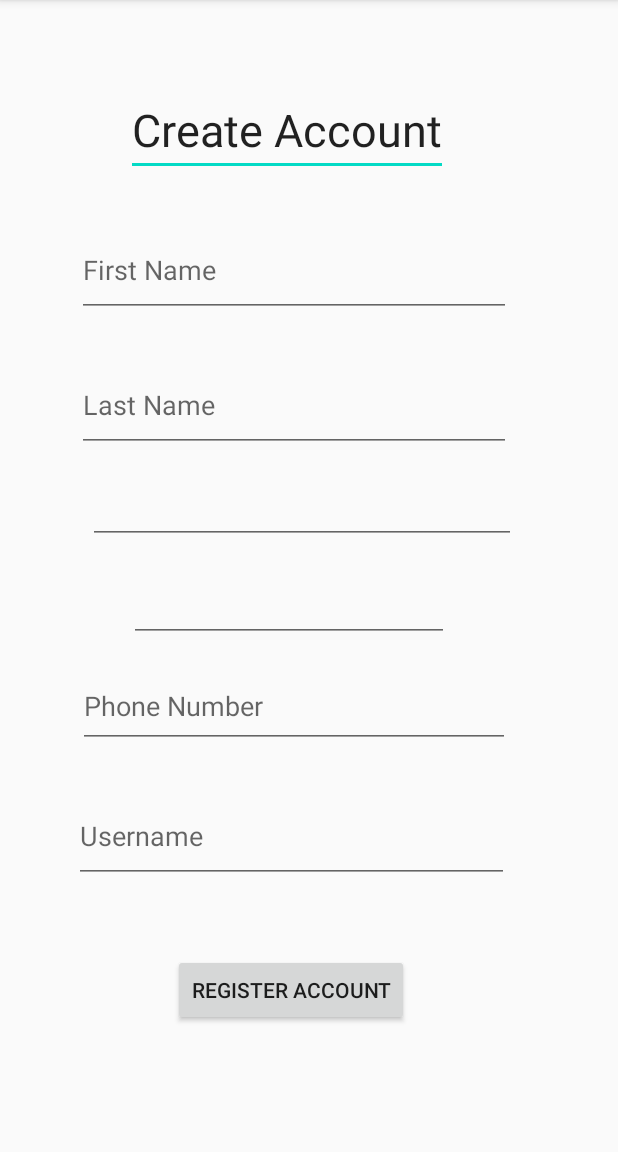
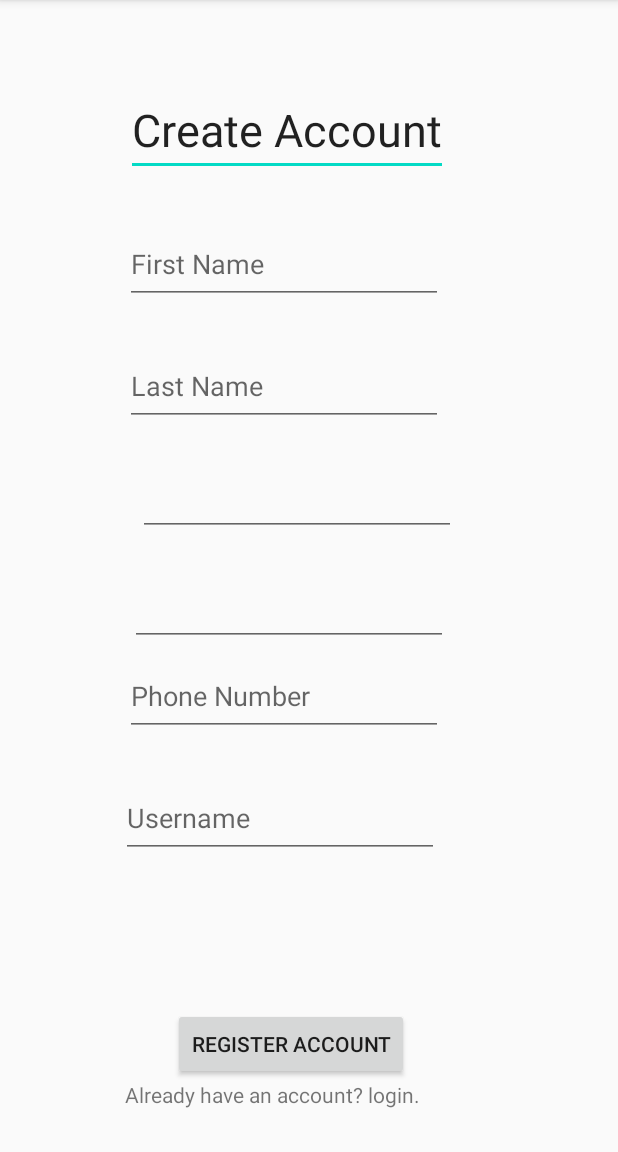
Before and after one commit to marilynmao/Paint-the-Town, an Android app: the screen it shows after launch (CreateAccountActivity), on a phone screen of 412 x 824 dp, the part 84-1236 px from its top. Run offline under Robolectric (Android 15) with nearby library versions, the phone set to English and light mode, and no system bars; our stand-ins replace Firebase (no records; nobody signed in at launch, a user with empty details on screens opened directly).

Commit message:
login functionality
also logout?

```diff
--- a/app/src/main/java/com/example/paintthetown491/CreateAccountActivity.java
+++ b/app/src/main/java/com/example/paintthetown491/CreateAccountActivity.java
@@ -8,6 +8,7 @@ import android.os.Bundle;
 import android.view.View;
 import android.widget.Button;
 import android.widget.EditText;
+import android.widget.TextView;
 import android.widget.Toast;
 
 import com.google.android.gms.tasks.OnCompleteListener;
@@ -20,6 +21,7 @@ import com.google.firebase.database.FirebaseDatabase;
 public class CreateAccountActivity extends AppCompatActivity
 {
     private EditText password, email, firstName, lastName, userName, phoneNumber;
+    private TextView accountExists;
     private Button loginButton;
     private FirebaseAuth mAuth;
     private DatabaseReference dbRef;
@@ -42,8 +44,11 @@ public class CreateAccountActivity extends AppCompatActivity
         firstName=findViewById(R.id.userFirstName);
         lastName=findViewById(R.id.userLastName);
         phoneNumber=findViewById(R.id.phoneNumber);
+        accountExists=findViewById(R.id.AccountExists);
 
         user = new User();
+
+        //handles create action
         loginButton.setOnClickListener(new View.OnClickListener()
         {
             @Override
@@ -78,5 +83,15 @@ public class CreateAccountActivity extends AppCompatActivity
             }
         });
 
+        //switches to activity for user to login
+        accountExists.setOnClickListener(new View.OnClickListener()
+        {
+            @Override
+            public void onClick(View view)
+            {
+                Intent intent=new Intent(getApplicationContext(),LoginActivity.class);
+                startActivity(intent);
+            }
+        });
     }
 }
--- a/app/src/main/res/layout/activity_create.xml
+++ b/app/src/main/res/layout/activity_create.xml
@@ -20,8 +20,8 @@
 
     <EditText
         android:id="@+id/userFirstName"
-        android:layout_width="289dp"
-        android:layout_height="62dp"
+        android:layout_width="212dp"
+        android:layout_height="53dp"
         android:layout_marginTop="32dp"
         android:autofillHints=""
         android:ems="10"
@@ -34,8 +34,8 @@
 
     <EditText
         android:id="@+id/userLastName"
-        android:layout_width="289dp"
-        android:layout_height="62dp"
+        android:layout_width="212dp"
+        android:layout_height="53dp"
         android:layout_marginTop="28dp"
         android:autofillHints=""
         android:ems="10"
@@ -48,8 +48,8 @@
 
     <EditText
         android:id="@+id/UserEmail"
-        android:layout_width="285dp"
-        android:layout_height="41dp"
+        android:layout_width="212dp"
+        android:layout_height="53dp"
         android:layout_marginTop="20dp"
         android:ems="10"
         android:inputType="textEmailAddress"
@@ -60,8 +60,8 @@
 
     <EditText
         android:id="@+id/UserPassword"
-        android:layout_width="wrap_content"
-        android:layout_height="wrap_content"
+        android:layout_width="212dp"
+        android:layout_height="53dp"
         android:layout_marginTop="20dp"
         android:ems="10"
         android:inputType="textPassword"
@@ -72,8 +72,8 @@
 
     <EditText
         android:id="@+id/phoneNumber"
-        android:layout_width="288dp"
-        android:layout_height="56dp"
+        android:layout_width="212dp"
+        android:layout_height="53dp"
         android:layout_marginTop="80dp"
         android:autofillHints=""
         android:ems="10"
@@ -86,8 +86,8 @@
 
     <EditText
         android:id="@+id/userName"
-        android:layout_width="290dp"
-        android:layout_height="62dp"
+        android:layout_width="212dp"
+        android:layout_height="53dp"
         android:layout_marginTop="28dp"
         android:hint="@string/username"
         app:layout_constraintEnd_toEndOf="parent"
@@ -99,12 +99,24 @@
         android:id="@+id/LoginButton"
         android:layout_width="wrap_content"
         android:layout_height="wrap_content"
-        android:layout_marginBottom="84dp"
+        android:layout_marginBottom="48dp"
         android:text="@string/register_account"
         app:layout_constraintBottom_toBottomOf="parent"
         app:layout_constraintEnd_toEndOf="parent"
         app:layout_constraintHorizontal_bias="0.453"
         app:layout_constraintStart_toStartOf="parent" />
 
+    <TextView
+        android:id="@+id/AccountExists"
+        android:layout_width="212dp"
+        android:layout_height="53dp"
+        android:text="@string/already_have_account"
+        tools:layout_editor_absoluteX="100dp"
+        tools:layout_editor_absoluteY="683dp"
+        app:layout_constraintEnd_toEndOf="parent"
+        app:layout_constraintHorizontal_bias="0.417"
+        app:layout_constraintStart_toStartOf="parent"
+        app:layout_constraintTop_toBottomOf="@+id/LoginButton"/>
+
 
 </androidx.constraintlayout.widget.ConstraintLayout>
--- a/app/src/main/res/values/strings.xml
+++ b/app/src/main/res/values/strings.xml
@@ -3,7 +3,8 @@
     <!-- Strings related to creating account and login -->
     <string name="prompt_email">Email</string>
     <string name="prompt_password">Password</string>
-    <string name="action_sign_in">Sign in or register</string>
+    <string name="action_sign_in">Sign in</string>
+    <string name="already_have_account">Already have an account? login.</string>
     <string name="action_sign_in_short">Sign in</string>
     <string name="welcome">"Welcome !"</string>
     <string name="invalid_username">Not a valid username</string>
@@ -19,4 +20,6 @@
     <string name="register_account">Register Account</string>
     <string name="first_name">First Name</string>
     <string name="last_name">Last Name</string>
+    <string name="logout">logout</string>
+    <string name="account_does_not_exist">No account? Create one. </string>
 </resources>
```
Also changed, not shown: app/src/main/AndroidManifest.xml (+7 -2 lines), app/src/main/java/com/example/paintthetown491/HomeActivity.java (+27 -2 lines), app/src/main/java/com/example/paintthetown491/LoginActivity.java (+60 -6 lines), app/src/main/res/layout/activity_home.xml (+7 -0 lines), app/src/main/res/layout/activity_login.xml (+19 -9 lines).
